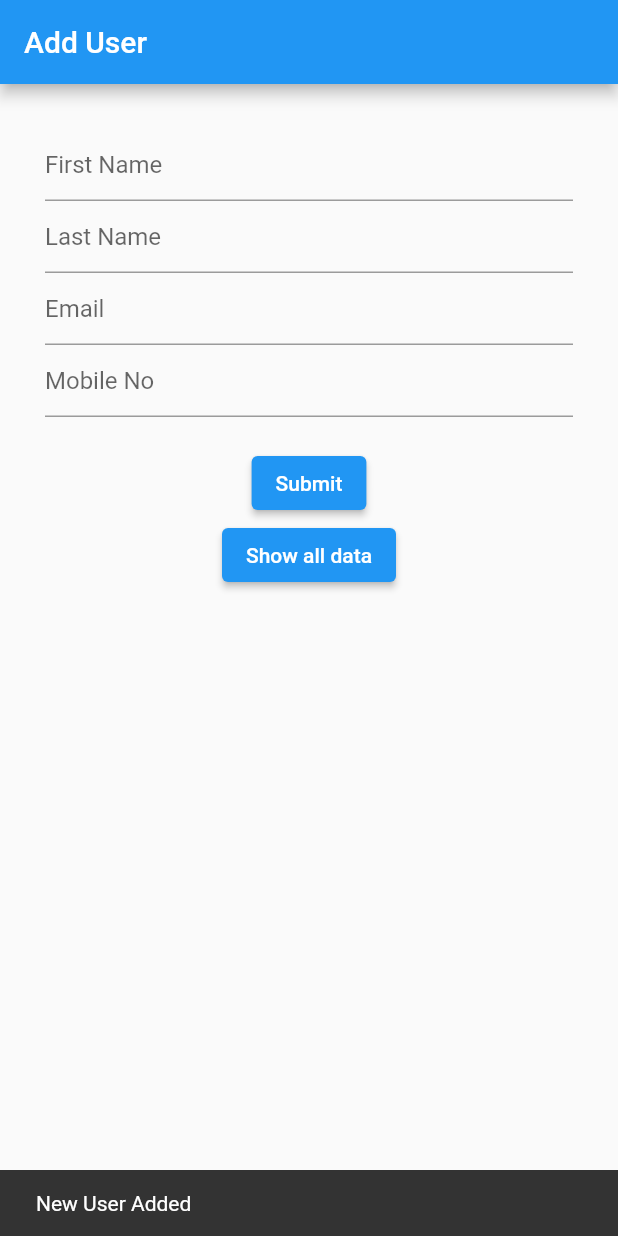
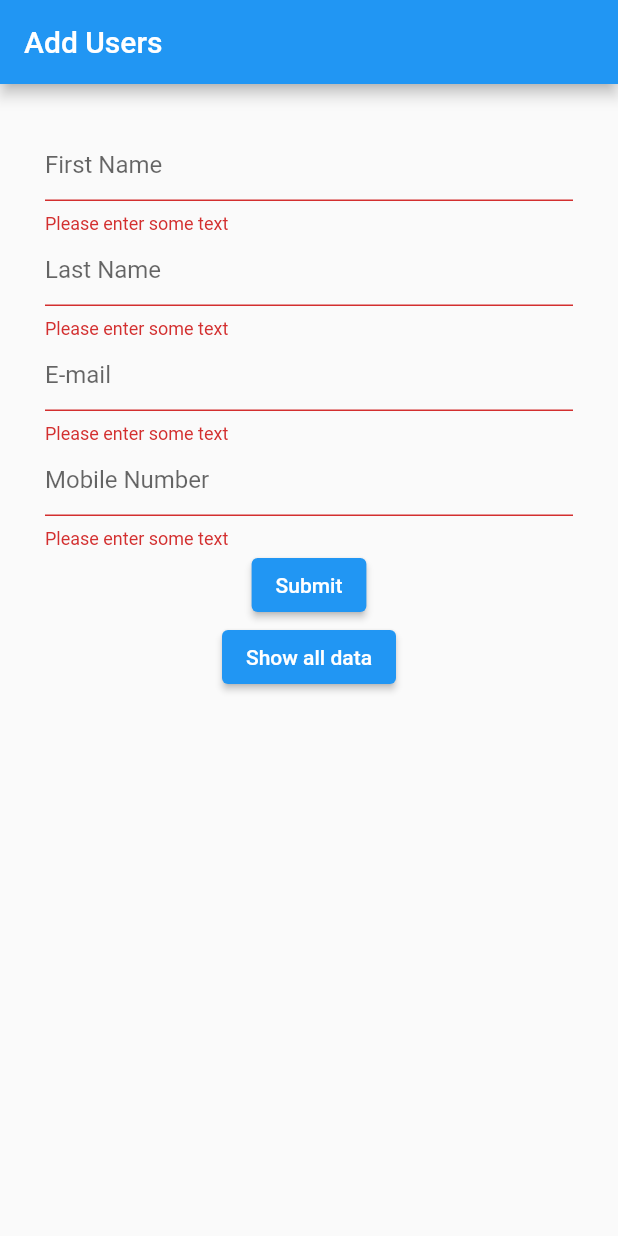
Before and after one commit to yashjani-atriina/flutter-crud-application-sqflite, a Flutter app: the screen it shows after launch, after a tap on "Submit", on a phone screen of 412 x 824 dp. Run offline on Flutter 3.47's test engine with Material 2 defaults, Android fonts, the light colour scheme and no system bars; our stand-ins replace sqflite; accounts and stored records are empty.

Commit message:
Some bug fixed

```diff
--- a/lib/add_user.dart
+++ b/lib/add_user.dart
@@ -3,20 +3,21 @@ import 'package:flutter/material.dart';
 import 'db.dart';
 import 'list_user.dart';
 
-class AddUser extends StatefulWidget {
-  const AddUser({super.key});
+class AddUsers extends StatefulWidget {
+  AddUsers({super.key});
+  final GlobalKey<FormState> formKey = GlobalKey<FormState>();
 
   @override
   State<StatefulWidget> createState() {
-    return _AddUser();
+    return _AddUsers();
   }
 }
 
-class _AddUser extends State<AddUser> {
+class _AddUsers extends State<AddUsers> {
   TextEditingController fname = TextEditingController();
+  TextEditingController mno = TextEditingController();
   TextEditingController lname = TextEditingController();
   TextEditingController email = TextEditingController();
-  TextEditingController mno = TextEditingController();
 
   MyDb mydb = MyDb();
 
@@ -30,50 +31,80 @@ class _AddUser extends State<AddUser> {
   Widget build(BuildContext context) {
     return Scaffold(
       appBar: AppBar(
-        title: const Text("Add User"),
+        title: const Text("Add Users"),
       ),
-      body: Container(
+      body: SingleChildScrollView(
+        child: Container(
           padding: const EdgeInsets.all(30),
+          child: Form(
+            key: widget.formKey,
             child: Column(
               children: [
-            TextField(
+                TextFormField(
                   controller: fname,
                   decoration: const InputDecoration(
                     hintText: "First Name",
                   ),
+                  validator: (value) {
+                    if (value == null || value.isEmpty && value.length < 3) {
+                      return 'Please enter some text';
+                    }
+                    return null;
+                  },
                 ),
-            TextField(
+                TextFormField(
                   controller: lname,
                   decoration: const InputDecoration(
                     hintText: "Last Name",
                   ),
+                  validator: (value) {
+                    if (value == null || value.isEmpty) {
+                      return 'Please enter some text';
+                    }
+                    return null;
+                  },
                 ),
-            TextField(
+                TextFormField(
                   controller: email,
                   decoration: const InputDecoration(
-                hintText: "Email",
+                    hintText: "E-mail",
                   ),
+                  validator: (value) {
+                    if (value == null || value.isEmpty) {
+                      return 'Please enter some text';
+                    }
+                    return null;
+                  },
                 ),
-            TextField(
+                TextFormField(
                   controller: mno,
                   decoration: const InputDecoration(
-                hintText: "Mobile No",
+                    hintText: "Mobile Number",
                   ),
+                  validator: (value) {
+                    if (value == null || value.isEmpty) {
+                      return 'Please enter some text';
+                    }
+                    return null;
+                  },
                 ),
-            const SizedBox(height: 20),
                 ElevatedButton(
                   onPressed: () {
+                    if (!widget.formKey.currentState!.validate()) {
+                      return;
+                    }
                     mydb.db.rawInsert(
-                    "INSERT INTO UserInfo (fname, lname, email, mno) VALUES (?, ?, ?, ?);",
-                    [fname.text, lname.text, email.text, mno.text]);
+                      "INSERT INTO UserInfo (fname, mno, lname, email) VALUES (?, ?, ?, ?);",
+                      [fname.text, mno.text, lname.text, email.text],
+                    );
 
                     ScaffoldMessenger.of(context).showSnackBar(
-                    const SnackBar(content: Text("New User Added")));
+                        const SnackBar(content: Text("New Users Added")));
 
                     fname.text = "";
+                    mno.text = "";
                     lname.text = "";
                     email.text = "";
-                mno.text = "";
                   },
                   child: const Text("Submit"),
                 ),
@@ -83,7 +114,7 @@ class _AddUser extends State<AddUser> {
                       context,
                       MaterialPageRoute(
                         builder: (BuildContext context) {
-                      return const ListUser();
+                          return const ListUsers();
                         },
                       ),
                     );
@@ -93,6 +124,8 @@ class _AddUser extends State<AddUser> {
               ],
             ),
           ),
+        ),
+      ),
     );
   }
 }
--- a/lib/db.dart
+++ b/lib/db.dart
@@ -1,24 +1,23 @@
 import 'package:path/path.dart';
 import 'package:sqflite/sqflite.dart';
-import '';
 
 class MyDb {
   late Database db;
 
   Future open() async {
     var databasesPath = await getDatabasesPath();
-    String path = join(databasesPath, 'UserInfo.db');
+    String path = join(databasesPath, 'userinfo.db');
     print(path);
     db = await openDatabase(path, version: 1,
         onCreate: (Database db, int version) async {
       await db.execute('''
 
                     CREATE TABLE IF NOT EXISTS UserInfo(
-                          id primary key,
+                          UserId primary key,
                           fname varchar(255) not null,
+                          mno int not null,
                           lname varchar(255) not null,
                           email varchar(255) not null,
-                          mno int not null
                       );
 
                       //create more table here
--- a/lib/main.dart
+++ b/lib/main.dart
@@ -11,9 +11,9 @@ class MyApp extends StatelessWidget {
 
   @override
   Widget build(BuildContext context) {
-    return const MaterialApp(
+    return MaterialApp(
       debugShowCheckedModeBanner: false,
-      home: AddUser(),
+      home: AddUsers(),
     );
   }
 }
```
Also changed, not shown: lib/edit_user.dart (+22 -23 lines), lib/list_user.dart (+93 -22 lines). Lines whose indentation alone changed are shown as unchanged.
